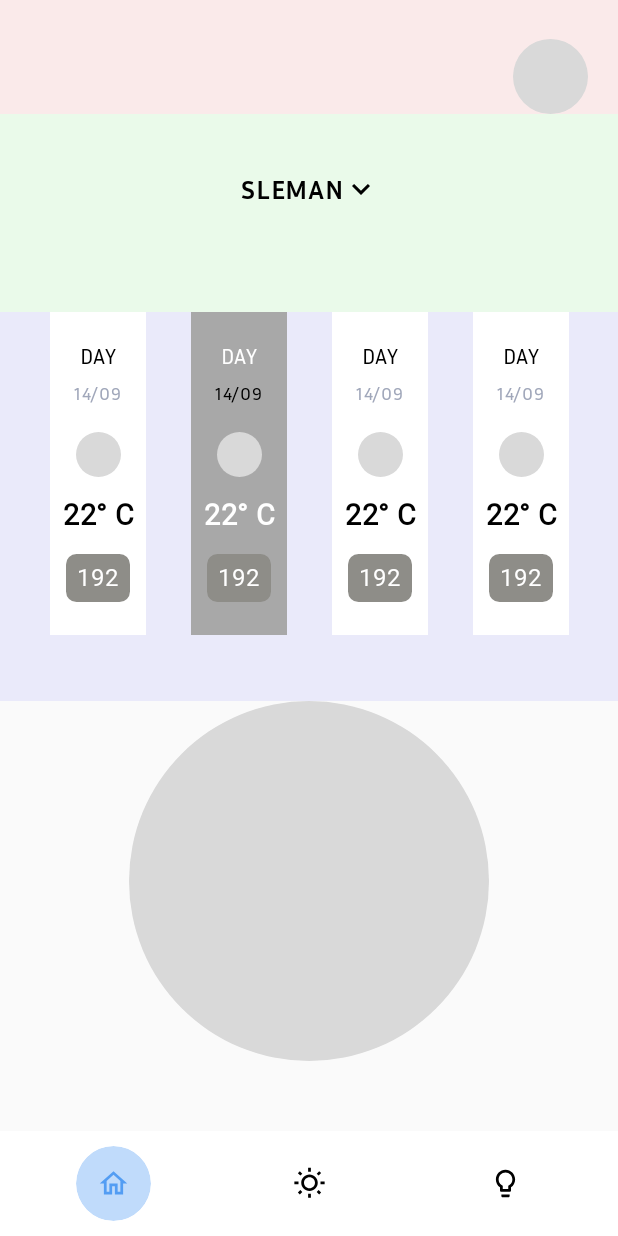
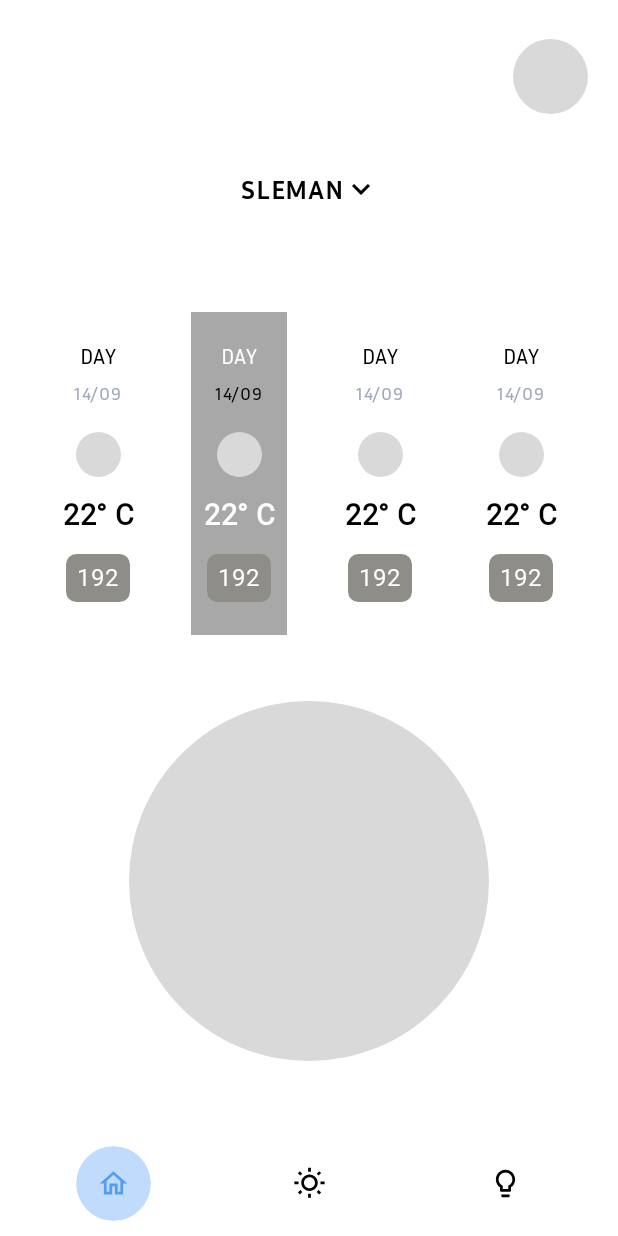
Before and after one commit to ahmadzakiakmal/EnviroLink, an Android app built with Jetpack Compose: the screen it shows after launch (MainActivity), on a phone screen of 412 x 824 dp. Run offline under Robolectric (Android 15) with nearby library versions, the phone set to English and light mode, and no system bars; Roboto replaces fonts that are not available here.

Commit message:
feat: change background to white, add preview

```diff
--- a/app/src/main/java/com/example/envirolink/ui/pages/HomeScreen.kt
+++ b/app/src/main/java/com/example/envirolink/ui/pages/HomeScreen.kt
@@ -24,9 +24,11 @@ import androidx.compose.ui.draw.clip
 import androidx.compose.ui.graphics.Color
 import androidx.compose.ui.text.font.FontWeight
 import androidx.compose.ui.text.style.TextAlign
+import androidx.compose.ui.tooling.preview.Preview
 import androidx.compose.ui.unit.dp
 import androidx.compose.ui.unit.sp
 import androidx.navigation.NavController
+import androidx.navigation.compose.rememberNavController
 import com.example.envirolink.DayBox
 import com.example.envirolink.PlaceholderCircle
 import com.example.envirolink.components.BottomNavBar
@@ -34,14 +36,15 @@ import com.example.envirolink.ui.theme.EnviroLinkTheme
 import com.example.envirolink.ui.theme.InriaSansFamily
 
 @Composable
-fun HomeScreen(navController: NavController) {
+fun HomeScreen(navController: NavController = rememberNavController()) {
     EnviroLinkTheme {
         // A surface container using the 'background' color from the theme
         Box(modifier = Modifier.fillMaxSize()) {
             Column(
                 modifier = Modifier
                     .fillMaxSize()
-                    .verticalScroll(rememberScrollState()),
+                    .verticalScroll(rememberScrollState())
+                    .background(Color(0xFFFFFFFF)),
             ) {
                 Column(
                     Modifier
@@ -51,7 +54,7 @@ fun HomeScreen(navController: NavController) {
                     Row(
                         horizontalArrangement = Arrangement.End,
                         modifier = Modifier
-                            .background(Color(0x10FF0000))
+                            .background(Color(0xFFFFFFFF))
                             .fillMaxWidth()
                             .padding(top = 26.dp, start = 20.dp, end = 20.dp)
                     ) {
@@ -59,7 +62,7 @@ fun HomeScreen(navController: NavController) {
                     }
                     Row(
                         Modifier
-                            .background(Color(0x1000FF00))
+                            .background(Color(0xFFFFFFFF))
                             .padding(top = 38.dp, bottom = 70.dp)
                             .fillMaxWidth(), horizontalArrangement = Arrangement.Center
                     ) {
@@ -79,7 +82,7 @@ fun HomeScreen(navController: NavController) {
                     Row(
                         horizontalArrangement = Arrangement.Center,
                         modifier = Modifier
-                            .background(Color(0x100000FF))
+                            .background(Color(0xFFFFFFFF))
                             .fillMaxWidth()
                             .padding(bottom = 44.dp)
                     ) {
@@ -93,7 +96,9 @@ fun HomeScreen(navController: NavController) {
                     }
                     Row(
                         horizontalArrangement = Arrangement.Center,
-                        modifier = Modifier.fillMaxWidth()
+                        modifier = Modifier
+                            .fillMaxWidth()
+                            .background(Color(0xFFFFFFFF))
                     ) {
                         Box(
                             Modifier
@@ -111,3 +116,9 @@ fun HomeScreen(navController: NavController) {
         }
     }
 }
+
+@Preview
+@Composable
+fun PreviewHomeScreen() {
+    HomeScreen()
+}
```
Also changed, not shown: app/src/main/java/com/example/envirolink/MainActivity.kt (+13 -0 lines).
